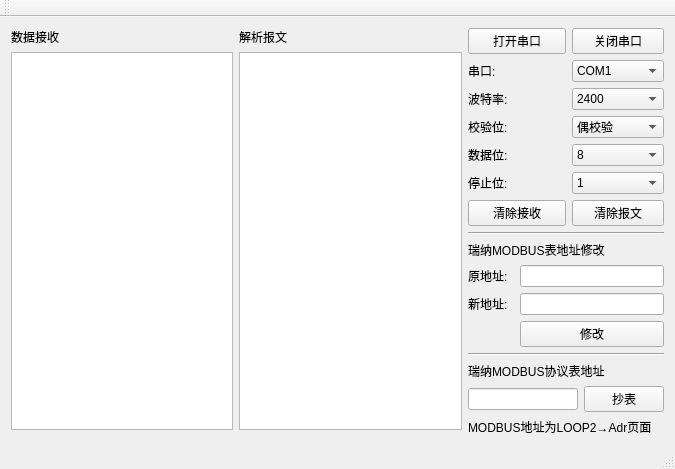
The window that mainwindow.ui (Lance-He/ModBus-Heat-Meter-Tool) describes before a commit, drawn with Qt 5.
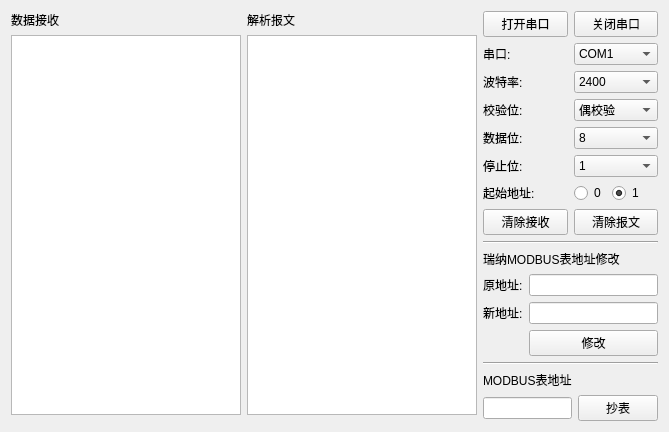
The same window after the commit.

Commit message: v1.55 添加寄存器起始地址选项

```diff
--- a/mainwindow.ui
+++ b/mainwindow.ui
@@ -6,27 +6,82 @@
    <rect>
     <x>0</x>
     <y>0</y>
-    <width>675</width>
-    <height>435</height>
+    <width>669</width>
+    <height>398</height>
    </rect>
   </property>
   <property name="windowTitle">
    <string>MainWindow</string>
   </property>
   <widget class="QWidget" name="centralWidget">
-   <layout class="QVBoxLayout" name="verticalLayout">
+   <layout class="QHBoxLayout" name="horizontalLayout">
     <item>
+     <layout class="QGridLayout" name="gridLayout_6">
+      <item row="0" column="0">
+       <layout class="QGridLayout" name="gridLayout">
+        <item row="2" column="1">
+         <widget class="QTextEdit" name="textBrowser_2"/>
+        </item>
+        <item row="3" column="1">
+         <widget class="Line" name="line">
+          <property name="orientation">
+           <enum>Qt::Vertical</enum>
+          </property>
+         </widget>
+        </item>
+        <item row="2" column="0">
+         <widget class="QTextEdit" name="textBrowser">
+          <property name="html">
+           <string>&lt;!DOCTYPE HTML PUBLIC &quot;-//W3C//DTD HTML 4.0//EN&quot; &quot;http://www.w3.org/TR/REC-html40/strict.dtd&quot;&gt;
+&lt;html&gt;&lt;head&gt;&lt;meta name=&quot;qrichtext&quot; content=&quot;1&quot; /&gt;&lt;style type=&quot;text/css&quot;&gt;
+p, li { white-space: pre-wrap; }
+&lt;/style&gt;&lt;/head&gt;&lt;body style=&quot; font-family:'SimSun'; font-size:9pt; font-weight:400; font-style:normal;&quot;&gt;
+&lt;p style=&quot;-qt-paragraph-type:empty; margin-top:0px; margin-bottom:0px; margin-left:0px; margin-right:0px; -qt-block-indent:0; text-indent:0px;&quot;&gt;&lt;br /&gt;&lt;/p&gt;&lt;/body&gt;&lt;/html&gt;</string>
+          </property>
+         </widget>
+        </item>
+        <item row="1" column="0">
+         <widget class="QLabel" name="label">
+          <property name="text">
+           <string>数据接收</string>
+          </property>
+         </widget>
+        </item>
+        <item row="1" column="1">
+         <widget class="QLabel" name="label_8">
+          <property name="text">
+           <string>解析报文</string>
+          </property>
+         </widget>
+        </item>
+       </layout>
+      </item>
+      <item row="0" column="1">
+       <layout class="QGridLayout" name="gridLayout_5">
+        <item row="0" column="0">
      <layout class="QGridLayout" name="gridLayout_4">
+          <item row="0" column="0">
+           <widget class="QPushButton" name="openMyComBtn">
+            <property name="text">
+             <string>打开串口</string>
+            </property>
+           </widget>
+          </item>
       <item row="0" column="1">
-       <layout class="QGridLayout" name="gridLayout_2">
-        <item row="1" column="0" colspan="2">
+           <widget class="QPushButton" name="closeMyComBtn">
+            <property name="text">
+             <string>关闭串口</string>
+            </property>
+           </widget>
+          </item>
+          <item row="1" column="0">
          <widget class="QLabel" name="label_3">
           <property name="text">
            <string>串口:</string>
           </property>
          </widget>
         </item>
-        <item row="1" column="2" colspan="2">
+          <item row="1" column="1">
          <widget class="QComboBox" name="portNameComboBox">
           <item>
            <property name="text">
@@ -155,14 +210,14 @@
           </item>
          </widget>
         </item>
-        <item row="2" column="0" colspan="2">
+          <item row="2" column="0">
          <widget class="QLabel" name="label_4">
           <property name="text">
            <string>波特率:</string>
           </property>
          </widget>
         </item>
-        <item row="2" column="2" colspan="2">
+          <item row="2" column="1">
          <widget class="QComboBox" name="baudRateComboBox">
           <item>
            <property name="text">
@@ -201,14 +256,14 @@
           </item>
          </widget>
         </item>
-        <item row="3" column="0" colspan="2">
+          <item row="3" column="0">
          <widget class="QLabel" name="label_5">
           <property name="text">
            <string>校验位:</string>
           </property>
          </widget>
         </item>
-        <item row="3" column="2" colspan="2">
+          <item row="3" column="1">
          <widget class="QComboBox" name="parityComboBox">
           <item>
            <property name="text">
@@ -227,14 +282,14 @@
           </item>
          </widget>
         </item>
-        <item row="4" column="0" colspan="2">
+          <item row="4" column="0">
          <widget class="QLabel" name="label_6">
           <property name="text">
            <string>数据位:</string>
           </property>
          </widget>
         </item>
-        <item row="4" column="2" colspan="2">
+          <item row="4" column="1">
          <widget class="QComboBox" name="dataBitsComboBox">
           <item>
            <property name="text">
@@ -258,14 +313,14 @@
           </item>
          </widget>
         </item>
-        <item row="5" column="0" colspan="2">
+          <item row="5" column="0">
          <widget class="QLabel" name="label_7">
           <property name="text">
            <string>停止位:</string>
           </property>
          </widget>
         </item>
-        <item row="5" column="2" colspan="2">
+          <item row="5" column="1">
          <widget class="QComboBox" name="stopBitsComboBox">
           <item>
            <property name="text">
@@ -279,55 +334,80 @@
           </item>
          </widget>
         </item>
-        <item row="6" column="0" colspan="2">
+          <item row="6" column="0">
+           <widget class="QLabel" name="label_13">
+            <property name="text">
+             <string>起始地址:</string>
+            </property>
+           </widget>
+          </item>
+          <item row="6" column="1">
+           <layout class="QFormLayout" name="formLayout">
+            <item row="0" column="0">
+             <widget class="QRadioButton" name="radioButton">
+              <property name="text">
+               <string>0</string>
+              </property>
+             </widget>
+            </item>
+            <item row="0" column="1">
+             <widget class="QRadioButton" name="radioButton_2">
+              <property name="text">
+               <string>1</string>
+              </property>
+              <property name="checked">
+               <bool>true</bool>
+              </property>
+             </widget>
+            </item>
+           </layout>
+          </item>
+          <item row="7" column="0">
          <widget class="QPushButton" name="pushButton">
           <property name="text">
            <string>清除接收</string>
           </property>
          </widget>
         </item>
-        <item row="6" column="2" colspan="2">
+          <item row="7" column="1">
          <widget class="QPushButton" name="pushButton_2">
           <property name="text">
            <string>清除报文</string>
           </property>
          </widget>
         </item>
-        <item row="7" column="0" colspan="4">
-         <widget class="Line" name="line_3">
-          <property name="orientation">
-           <enum>Qt::Horizontal</enum>
-          </property>
-         </widget>
+         </layout>
         </item>
-        <item row="8" column="0" colspan="4">
+        <item row="1" column="0">
+         <layout class="QGridLayout" name="gridLayout_3">
+          <item row="1" column="0" colspan="2">
          <widget class="QLabel" name="label_12">
           <property name="text">
            <string>瑞纳MODBUS表地址修改</string>
           </property>
          </widget>
         </item>
-        <item row="9" column="0">
+          <item row="2" column="0">
          <widget class="QLabel" name="label_10">
           <property name="text">
            <string>原地址:</string>
           </property>
          </widget>
         </item>
-        <item row="9" column="1" colspan="3">
+          <item row="2" column="1">
          <widget class="QLineEdit" name="oldaddr_lineEdit"/>
         </item>
-        <item row="10" column="0">
+          <item row="3" column="0">
          <widget class="QLabel" name="label_11">
           <property name="text">
            <string>新地址:</string>
           </property>
          </widget>
         </item>
-        <item row="10" column="1" colspan="3">
+          <item row="3" column="1">
          <widget class="QLineEdit" name="newaddr_lineEdit_2"/>
         </item>
-        <item row="11" column="1" colspan="3">
+          <item row="4" column="1">
          <widget class="QPushButton" name="revise_pushButton_3">
           <property name="text">
            <string>修改</string>
@@ -335,112 +415,52 @@
          </widget>
         </item>
         <item row="0" column="0" colspan="2">
-         <widget class="QPushButton" name="openMyComBtn">
-          <property name="text">
-           <string>打开串口</string>
-          </property>
-         </widget>
-        </item>
-        <item row="0" column="2" colspan="2">
-         <widget class="QPushButton" name="closeMyComBtn">
-          <property name="text">
-           <string>关闭串口</string>
-          </property>
-         </widget>
-        </item>
-       </layout>
-      </item>
-      <item row="1" column="1">
-       <widget class="Line" name="line_4">
+           <widget class="Line" name="line_3">
         <property name="orientation">
          <enum>Qt::Horizontal</enum>
         </property>
        </widget>
       </item>
-      <item row="2" column="1">
-       <layout class="QGridLayout" name="gridLayout_3">
+         </layout>
+        </item>
+        <item row="2" column="0">
+         <layout class="QGridLayout" name="gridLayout_2">
         <item row="1" column="0">
+           <widget class="QLabel" name="label_2">
+            <property name="text">
+             <string>MODBUS表地址</string>
+            </property>
+           </widget>
+          </item>
+          <item row="2" column="0">
          <widget class="QLineEdit" name="sendMsgLineEdit">
           <property name="text">
            <string/>
           </property>
          </widget>
         </item>
-        <item row="1" column="1">
+          <item row="2" column="1">
          <widget class="QPushButton" name="sendMsgBtn">
           <property name="text">
            <string>抄表</string>
           </property>
          </widget>
         </item>
-        <item row="2" column="0" colspan="2">
-         <widget class="QLabel" name="label_9">
-          <property name="text">
-           <string>MODBUS地址为LOOP2→Adr页面　</string>
-          </property>
-         </widget>
-        </item>
         <item row="0" column="0" colspan="2">
-         <widget class="QLabel" name="label_2">
-          <property name="text">
-           <string>瑞纳MODBUS协议表地址</string>
-          </property>
-         </widget>
-        </item>
-       </layout>
-      </item>
-      <item row="0" column="0" rowspan="3">
-       <layout class="QGridLayout" name="gridLayout">
-        <item row="3" column="1">
-         <widget class="Line" name="line">
+           <widget class="Line" name="line_4">
           <property name="orientation">
-           <enum>Qt::Vertical</enum>
+             <enum>Qt::Horizontal</enum>
           </property>
          </widget>
         </item>
-        <item row="1" column="1">
-         <widget class="QLabel" name="label_8">
-          <property name="text">
-           <string>解析报文</string>
-          </property>
-         </widget>
+         </layout>
         </item>
-        <item row="2" column="1">
-         <widget class="QTextEdit" name="textBrowser_2"/>
-        </item>
-        <item row="1" column="0">
-         <widget class="QLabel" name="label">
-          <property name="text">
-           <string>数据接收</string>
-          </property>
-         </widget>
-        </item>
-        <item row="2" column="0">
-         <widget class="QTextEdit" name="textBrowser">
-          <property name="html">
-           <string>&lt;!DOCTYPE HTML PUBLIC &quot;-//W3C//DTD HTML 4.0//EN&quot; &quot;http://www.w3.org/TR/REC-html40/strict.dtd&quot;&gt;
-&lt;html&gt;&lt;head&gt;&lt;meta name=&quot;qrichtext&quot; content=&quot;1&quot; /&gt;&lt;style type=&quot;text/css&quot;&gt;
-p, li { white-space: pre-wrap; }
-&lt;/style&gt;&lt;/head&gt;&lt;body style=&quot; font-family:'SimSun'; font-size:9pt; font-weight:400; font-style:normal;&quot;&gt;
-&lt;p style=&quot;-qt-paragraph-type:empty; margin-top:0px; margin-bottom:0px; margin-left:0px; margin-right:0px; -qt-block-indent:0; text-indent:0px;&quot;&gt;&lt;br /&gt;&lt;/p&gt;&lt;/body&gt;&lt;/html&gt;</string>
-          </property>
-         </widget>
-        </item>
        </layout>
       </item>
      </layout>
     </item>
    </layout>
   </widget>
-  <widget class="QToolBar" name="mainToolBar">
-   <attribute name="toolBarArea">
-    <enum>TopToolBarArea</enum>
-   </attribute>
-   <attribute name="toolBarBreak">
-    <bool>false</bool>
-   </attribute>
-  </widget>
-  <widget class="QStatusBar" name="statusBar"/>
  </widget>
  <layoutdefault spacing="6" margin="11"/>
  <resources/>
```
Lines whose indentation alone changed are shown as unchanged. The commit also changes 3 other files.
